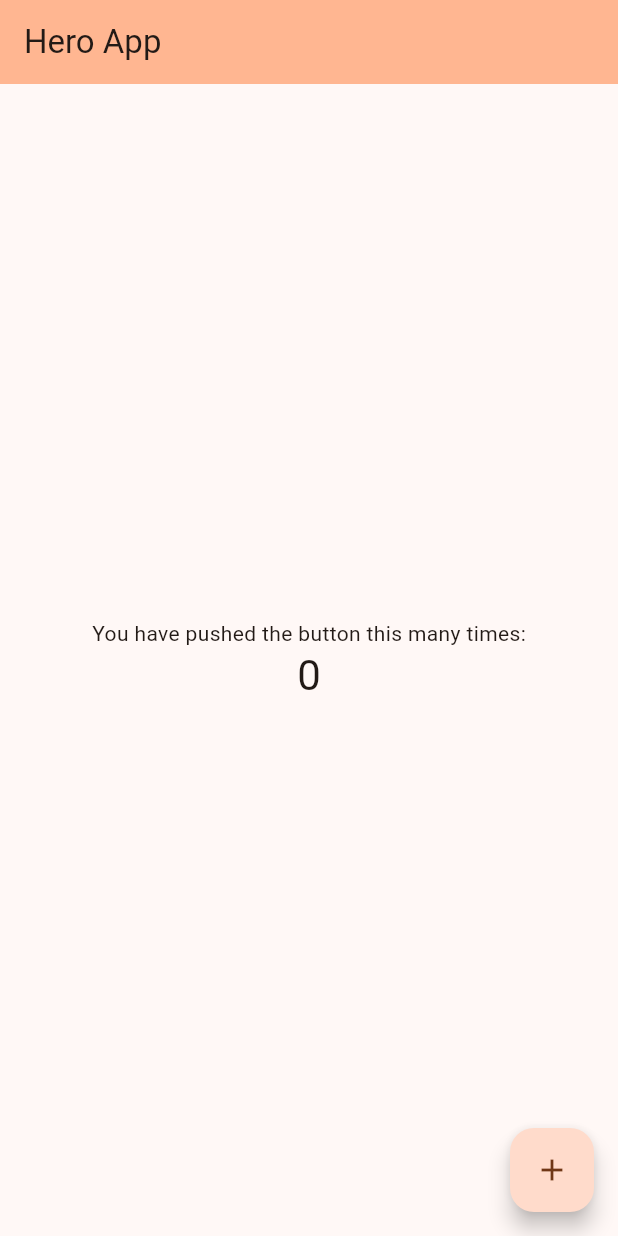
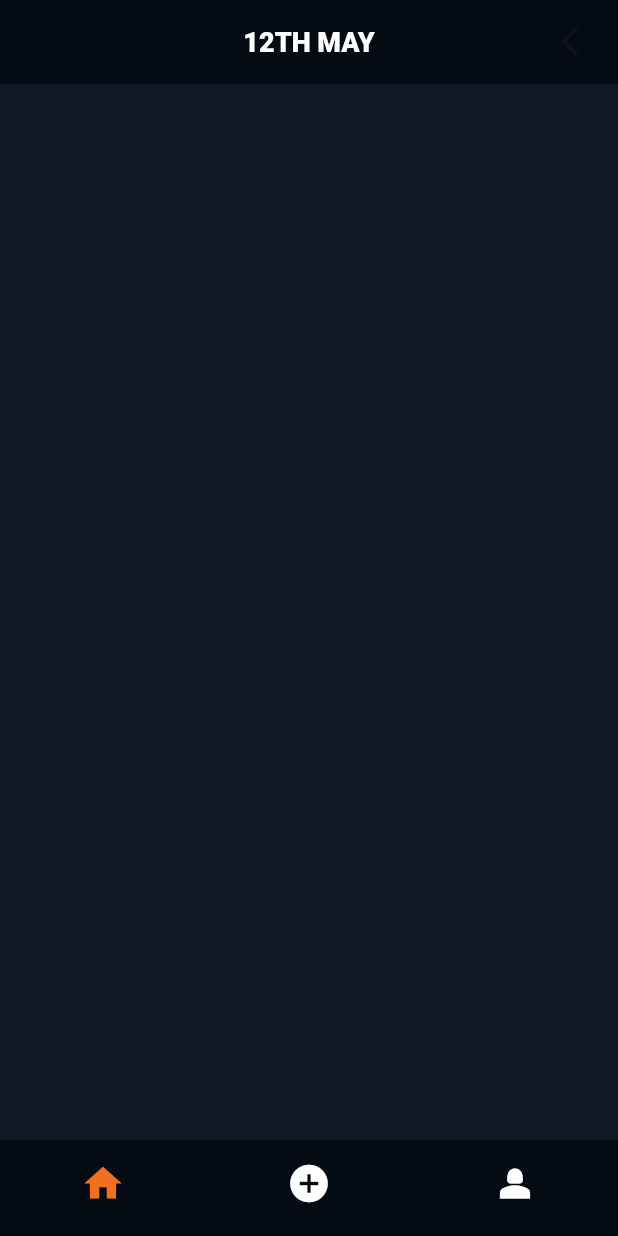
Before and after one commit to MohamedAsmi/trading, a Flutter app: the screen it shows after launch, on a phone screen of 412 x 824 dp. Run offline on Flutter 3.47's test engine with Material 3 defaults, Android fonts, the phone set to English and light mode, and no system bars.

Commit message:
afthal's changes

```diff
--- a/lib/main.dart
+++ b/lib/main.dart
@@ -1,5 +1,7 @@
 import 'package:flutter/material.dart';
-import 'package:hero_app/util/constants.dart';
+
+import '../../util/theme_utils.dart';
+import '../../presentation/screens/main_screen.dart';
 
 void main() {
   runApp(const MyApp());
@@ -8,122 +10,13 @@ void main() {
 class MyApp extends StatelessWidget {
   const MyApp({super.key});
 
-  // This widget is the root of your application.
   @override
   Widget build(BuildContext context) {
     return MaterialApp(
       debugShowCheckedModeBanner: false,
       title: 'Hero App',
-      theme: ThemeData(
-        // This is the theme of your application.
-        //
-        // TRY THIS: Try running your application with "flutter run". You'll see
-        // the application has a purple toolbar. Then, without quitting the app,
-        // try changing the seedColor in the colorScheme below to Colors.green
-        // and then invoke "hot reload" (save your changes or press the "hot
-        // reload" button in a Flutter-supported IDE, or press "r" if you used
-        // the command line to start the app).
-        //
-        // Notice that the counter didn't reset back to zero; the application
-        // state is not lost during the reload. To reset the state, use hot
-        // restart instead.
-        //
-        // This works for code too, not just values: Most code changes can be
-        // tested with just a hot reload.
-        colorScheme: ColorScheme.fromSeed(seedColor: kPrimaryOrange),
-        useMaterial3: true,
-      ),
-      home: const MyHomePage(
-        title: 'Hero App',
-      ),
+      theme: appTheme,
+      home: const MainScreen(),
     );
   }
 }
-
-class MyHomePage extends StatefulWidget {
-  const MyHomePage({super.key, required this.title});
-
-  // This widget is the home page of your application. It is stateful, meaning
-  // that it has a State object (defined below) that contains fields that affect
-  // how it looks.
-
-  // This class is the configuration for the state. It holds the values (in this
-  // case the title) provided by the parent (in this case the App widget) and
-  // used by the build method of the State. Fields in a Widget subclass are
-  // always marked "final".
-
-  final String title;
-
-  @override
-  State<MyHomePage> createState() => _MyHomePageState();
-}
-
-class _MyHomePageState extends State<MyHomePage> {
-  int _counter = 0;
-
-  void _incrementCounter() {
-    setState(() {
-      // This call to setState tells the Flutter framework that something has
-      // changed in this State, which causes it to rerun the build method below
-      // so that the display can reflect the updated values. If we changed
-      // _counter without calling setState(), then the build method would not be
-      // called again, and so nothing would appear to happen.
-      _counter++;
-    });
-  }
-
-  @override
-  Widget build(BuildContext context) {
-    // This method is rerun every time setState is called, for instance as done
-    // by the _incrementCounter method above.
-    //
-    // The Flutter framework has been optimized to make rerunning build methods
-    // fast, so that you can just rebuild anything that needs updating rather
-    // than having to individually change instances of widgets.
-    return Scaffold(
-      appBar: AppBar(
-        // TRY THIS: Try changing the color here to a specific color (to
-        // Colors.amber, perhaps?) and trigger a hot reload to see the AppBar
-        // change color while the other colors stay the same.
-        backgroundColor: Theme.of(context).colorScheme.inversePrimary,
-        // Here we take the value from the MyHomePage object that was created by
-        // the App.build method, and use it to set our appbar title.
-        title: Text(widget.title),
-      ),
-      body: Center(
-        // Center is a layout widget. It takes a single child and positions it
-        // in the middle of the parent.
-        child: Column(
-          // Column is also a layout widget. It takes a list of children and
-          // arranges them vertically. By default, it sizes itself to fit its
-          // children horizontally, and tries to be as tall as its parent.
-          //
-          // Column has various properties to control how it sizes itself and
-          // how it positions its children. Here we use mainAxisAlignment to
-          // center the children vertically; the main axis here is the vertical
-          // axis because Columns are vertical (the cross axis would be
-          // horizontal).
-          //
-          // TRY THIS: Invoke "debug painting" (choose the "Toggle Debug Paint"
-          // action in the IDE, or press "p" in the console), to see the
-          // wireframe for each widget.
-          mainAxisAlignment: MainAxisAlignment.center,
-          children: <Widget>[
-            const Text(
-              'You have pushed the button this many times:',
-            ),
-            Text(
-              '$_counter',
-              style: Theme.of(context).textTheme.headlineMedium,
-            ),
-          ],
-        ),
-      ),
-      floatingActionButton: FloatingActionButton(
-        onPressed: _incrementCounter,
-        tooltip: 'Increment',
-        child: const Icon(Icons.add),
-      ), // This trailing comma makes auto-formatting nicer for build methods.
-    );
-  }
-}
--- /dev/null
+++ b/lib/presentation/screens/home_screen.dart
@@ -0,0 +1,21 @@
+import 'package:flutter/material.dart';
+import '../../presentation/widgets/base widgets/appbar_widget.dart';
+
+class HomeScreen extends StatefulWidget {
+  const HomeScreen({super.key});
+
+  @override
+  State<HomeScreen> createState() => _HomeScreenState();
+}
+
+class _HomeScreenState extends State<HomeScreen> {
+  @override
+  Widget build(BuildContext context) {
+    return const Scaffold(
+      appBar: BaseAppBar(title: "12TH MAY"),
+      body: SingleChildScrollView(
+        child: Column(children: []),
+      ),
+    );
+  }
+}
--- /dev/null
+++ b/lib/presentation/screens/main_screen.dart
@@ -0,0 +1,58 @@
+import 'package:flutter/material.dart';
+import '../../presentation/screens/home_screen.dart';
+
+class MainScreen extends StatefulWidget {
+  const MainScreen({super.key});
+
+  @override
+  State<MainScreen> createState() => _MainScreenState();
+}
+
+class _MainScreenState extends State<MainScreen> {
+  int _selectedIndex = 0;
+  static const List<Widget> _pages = <Widget>[
+    HomeScreen(),
+    Icon(
+      Icons.camera,
+      size: 150,
+    ),
+    Icon(
+      Icons.chat,
+      size: 150,
+    ),
+  ];
+  void _onItemTapped(int index) {
+    setState(() {
+      _selectedIndex = index;
+    });
+  }
+
+  @override
+  Widget build(BuildContext context) {
+    return Scaffold(
+      body: Center(
+        child: _pages.elementAt(_selectedIndex), //New
+      ),
+      bottomNavigationBar: BottomNavigationBar(
+        onTap: _onItemTapped,
+        showSelectedLabels: false,
+        showUnselectedLabels: false,
+        currentIndex: _selectedIndex,
+        items: const <BottomNavigationBarItem>[
+          BottomNavigationBarItem(
+            icon: Icon(Icons.home),
+            label: "home",
+          ),
+          BottomNavigationBarItem(
+            icon: Icon(Icons.add_circle),
+            label: "add new",
+          ),
+          BottomNavigationBarItem(
+            icon: Icon(Icons.person_2),
+            label: "user",
+          ),
+        ],
+      ),
+    );
+  }
+}
--- /dev/null
+++ b/lib/presentation/widgets/base widgets/appbar_widget.dart
@@ -0,0 +1,34 @@
+// ignore_for_file: public_member_api_docs, sort_constructors_first
+import 'package:flutter/material.dart';
+
+class BaseAppBar extends StatelessWidget implements PreferredSizeWidget {
+  const BaseAppBar({
+    super.key,
+    this.onpressed,
+    this.title = "Appbar",
+    this.actionIcon = Icons.arrow_back_ios_new,
+  });
+
+  final String title;
+  final IconData actionIcon;
+  final VoidCallback? onpressed;
+
+  @override
+  Widget build(BuildContext context) {
+    return AppBar(
+      title: Text(title),
+      actions: [
+        Padding(
+          padding: const EdgeInsets.all(8.0),
+          child: IconButton(
+            onPressed: onpressed,
+            icon: Icon(actionIcon),
+          ),
+        )
+      ],
+    );
+  }
+
+  @override
+  Size get preferredSize => const Size.fromHeight(kToolbarHeight);
+}
--- a/lib/util/constants.dart
+++ b/lib/util/constants.dart
@@ -13,3 +13,4 @@ const Color kIconBlue = Color(0xFF4986f7);
 // Color palette for texts
 const Color kRedText = Color(0xFFea453d);
 const Color kBlueText = Color(0xFF4986f7);
+const Color kWhiteText = Colors.white;
--- /dev/null
+++ b/lib/util/theme_utils.dart
@@ -0,0 +1,61 @@
+import 'package:flutter/material.dart';
+import '../../util/constants.dart';
+
+final ThemeData appTheme = ThemeData(
+  appBarTheme: const AppBarTheme(
+    backgroundColor: kPrimaryDark,
+    centerTitle: true,
+    titleTextStyle: TextStyle(
+      color: kWhiteText,
+      fontSize: 18,
+      fontWeight: FontWeight.w800,
+    ),
+    actionsIconTheme: IconThemeData(color: kSecondaryDark),
+  ),
+  scaffoldBackgroundColor: kSecondaryDark,
+  bottomNavigationBarTheme: const BottomNavigationBarThemeData(
+    backgroundColor: kPrimaryDark,
+    unselectedItemColor: Colors.white,
+    selectedItemColor: kPrimaryOrange,
+    selectedIconTheme: IconThemeData(
+      size: 30,
+    ),
+    unselectedIconTheme: IconThemeData(
+      size: 30,
+    ),
+  ),
+  textTheme: const TextTheme(
+    displayLarge: TextStyle(
+      color: Color(0x8a000000),
+      fontSize: null,
+      fontWeight: FontWeight.w400,
+      fontStyle: FontStyle.normal,
+    ),
+    displayMedium: TextStyle(
+      color: Color(0x8a000000),
+      fontSize: null,
+      fontWeight: FontWeight.w400,
+      fontStyle: FontStyle.normal,
+    ),
+    displaySmall: TextStyle(
+      color: Color(0x8a000000),
+      fontSize: null,
+      fontWeight: FontWeight.w400,
+      fontStyle: FontStyle.normal,
+    ),
+    titleLarge: TextStyle(
+      color: Color(0xFF212427),
+      fontSize: 16,
+    ),
+    titleMedium: TextStyle(
+      color: Color(0xdd000000),
+      fontSize: 12,
+    ),
+    titleSmall: TextStyle(
+      color: Colors.black45,
+      fontSize: 11,
+      fontWeight: FontWeight.w400,
+      fontStyle: FontStyle.normal,
+    ),
+  ),
+);
```
Also changed, not shown: pubspec.yaml (+4 -4 lines), pubspec.lock.
